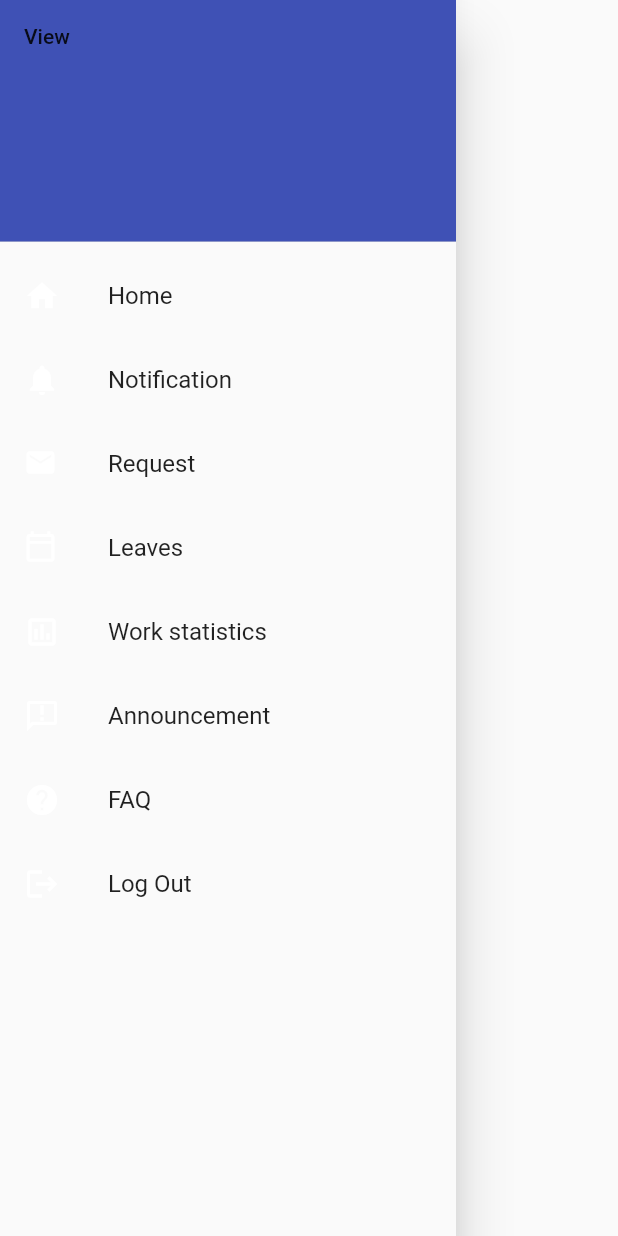
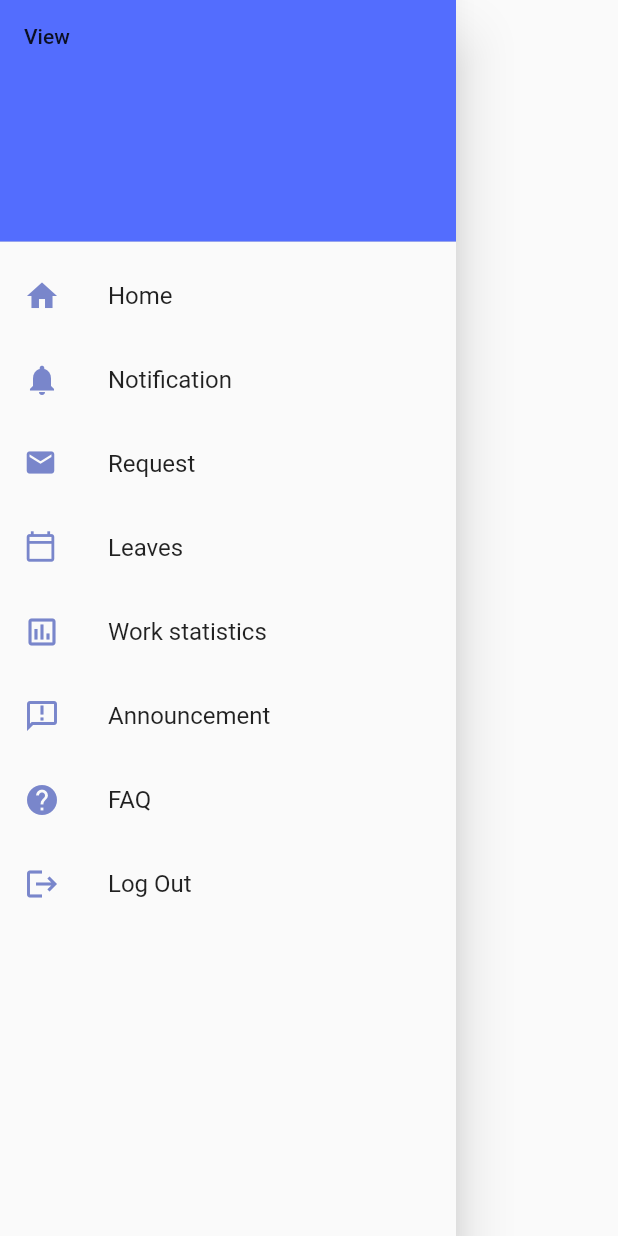
Before and after one commit to dduck123/Delta-53, a Flutter app: the MyDrawer widget shown alone on an empty page, opened directly, on a phone screen of 412 x 824 dp. Run offline on Flutter 3.47's test engine with Material 2 defaults, Android fonts, the phone set to English and light mode, and no system bars; our stand-ins replace grouped_list; missing offline and left inert: calendar_strip.

Commit message:
hey sexy

```diff
--- a/my_app/lib/drawer_navigation.dart
+++ b/my_app/lib/drawer_navigation.dart
@@ -1,8 +1,8 @@
 import 'package:flutter/material.dart';
-import 'package:my_app/constants.dart';
 import 'package:my_app/mainpage.dart';
 import 'package:my_app/login_page.dart';
 import "package:my_app/stats.dart";
+import 'package:my_app/faq.dart';
 
 class MyDrawer extends StatelessWidget {
   @override
@@ -12,11 +12,11 @@
         padding: EdgeInsets.zero,
         children: [
           const DrawerHeader(
-            decoration: BoxDecoration(color: Colors.indigo),
+            decoration: BoxDecoration(color: Colors.indigoAccent),
             child: Text("View"),
           ),
           ListTile(
-            leading: Icon(Icons.home, color: Colors.white, size: 24.0),
+            leading: Icon(Icons.home, color: Colors.indigo[300], size: 24.0),
             title: const Text("Home"),
             onTap: () {
               Navigator.pop(context);
@@ -25,17 +25,19 @@
             },
           ),
           ListTile(
-            leading: Icon(Icons.notifications, color: Colors.white, size: 24.0),
+            leading: Icon(Icons.notifications, color: Colors.indigo[300], size: 24.0),
             title: const Text('Notification'),
             onTap: () {
               // Update the state of the app
               // ...
               // Then close the drawer
               Navigator.pop(context);
+
+
             },
           ),
           ListTile(
-            leading: Icon(Icons.email, color: Colors.white, size: 22.0),
+            leading: Icon(Icons.email, color: Colors.indigo[300], size: 22.0),
             title: const Text('Request'),
             onTap: () {
               // Update the state of the app
@@ -46,7 +48,7 @@
           ),
           ListTile(
             leading: Icon(Icons.calendar_today_outlined,
-                color: Colors.white, size: 22.0),
+                color: Colors.indigo[300], size: 22.0),
             title: const Text('Leaves'),
             onTap: () {
               // Update the state of the app
@@ -57,7 +59,7 @@
           ),
           ListTile(
             leading: Icon(Icons.assessment_outlined,
-                color: Colors.white, size: 24.0),
+                color: Colors.indigo[300], size: 24.0),
             title: const Text('Work statistics'),
             onTap: () {
               // Update the state of the app
@@ -70,7 +72,7 @@
           ),
           ListTile(
             leading: Icon(Icons.announcement_outlined,
-                color: Colors.white, size: 24.0),
+                color: Colors.indigo[300], size: 24.0),
             title: const Text('Announcement'),
             onTap: () {
               // Update the state of the app
@@ -80,14 +82,16 @@
             },
           ),
           ListTile(
-              leading: Icon(Icons.help, color: Colors.white, size: 24.0),
+              leading: Icon(Icons.help, color: Colors.indigo[300], size: 24.0),
               title: const Text('FAQ'),
               onTap: () {
                 //TODO add functionality to bring up a faq popup
                 Navigator.pop(context);
+                Navigator.of(context).push(MaterialPageRoute(
+                    builder: (BuildContext context) => Faq()));
               }),
           ListTile(
-            leading: Icon(Icons.logout, color: Colors.white, size: 24.0),
+            leading: Icon(Icons.logout, color: Colors.indigo[300], size: 24.0),
             title: const Text('Log Out'),
             onTap: () {
               // Update the state of the app
--- a/my_app/lib/mainpage.dart
+++ b/my_app/lib/mainpage.dart
@@ -11,7 +11,7 @@
     return MaterialApp(
       theme: ThemeData(
         // Define the default brightness and colors.
-        brightness: Brightness.dark,
+        brightness: Brightness.light,
         primaryColor: Colors.purple[100],
       ),
       home: MyHomePage(
--- a/my_app/lib/stats.dart
+++ b/my_app/lib/stats.dart
@@ -9,8 +9,8 @@
     return MaterialApp(
         theme: ThemeData(
         // Define the default brightness and colors.
-        brightness: Brightness.dark,
-        primaryColor: Colors.purple[100],
+        brightness: Brightness.light,
+        primaryColor: Colors.indigo[300],
         ),
 
         home: DefaultTabController(
--- a/my_app/pubspec.yaml
+++ b/my_app/pubspec.yaml
@@ -21,7 +21,7 @@
   sdk: ">=2.12.0 <3.0.0"
 
 dependencies:
-
+  grouped_list: ^4.1.0
   calendar_strip: ^1.0.6
   flutter:
     sdk: flutter
```
Also changed, not shown: my_app/lib/faq.dart (added, +94 -0 lines), my_app/lib/main.dart (+0 -86 lines), my_app/pubspec.lock.
